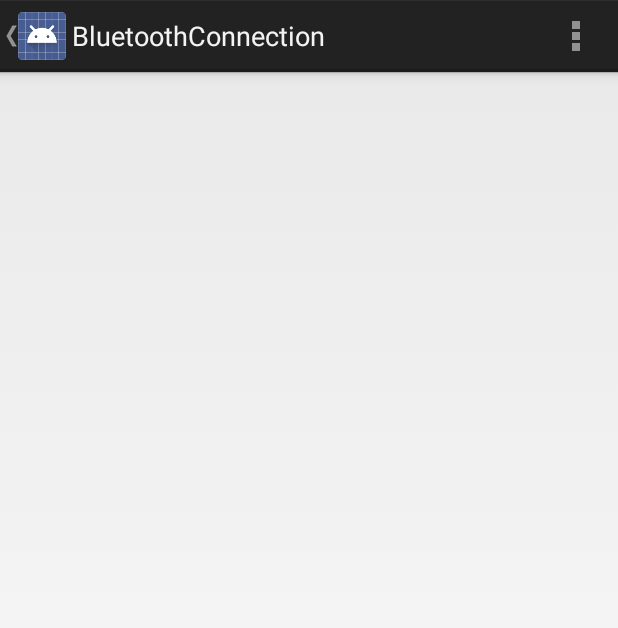
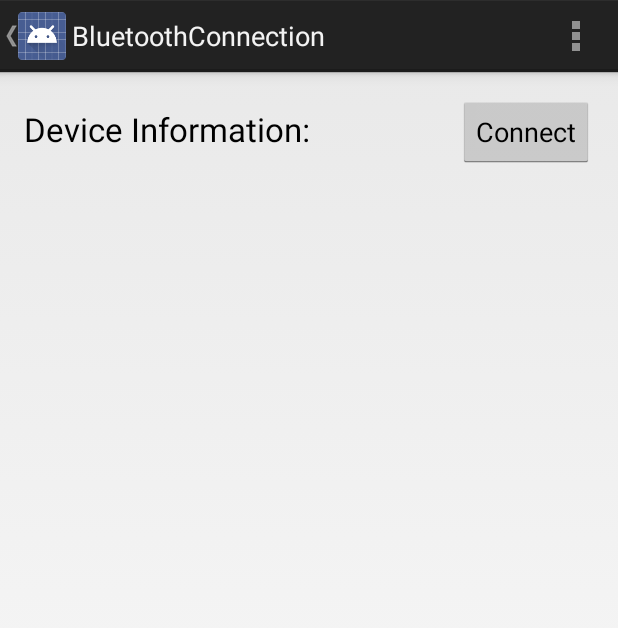
Before and after one commit to RayZhangUCLA/BluetoothSensorSimulator, an Android app: the BluetoothConnection screen opened directly, with no data from a screen before it, on a phone screen of 412 x 824 dp. Shown: the top 628 px of the screen. Run offline under Robolectric (Android 15) with nearby library versions, the phone set to English and light mode, and no system bars; 2 statements that could not run were skipped.

Commit message:
Connection establishment finihsed

```diff
--- a/src/main/java/com/example/ray/bluetoothsensorsimulator/MainActivity.java
+++ b/src/main/java/com/example/ray/bluetoothsensorsimulator/MainActivity.java
@@ -32,6 +32,7 @@ import java.util.Set;
 
     References: http://examples.javacodegeeks.com/android/core/bluetooth/bluetoothadapter/android-bluetooth-example/
                 http://developer.android.com/guide/topics/connectivity/bluetooth.html#SettingUp
+                https://github.com/hzjerry/BluetoothSppPro/tree/68d025eab4cedae05b969892427f6a46f4021b5a
  */
 
 public class MainActivity extends Activity {
--- a/src/main/res/layout/activity_bluetooth_connection.xml
+++ b/src/main/res/layout/activity_bluetooth_connection.xml
@@ -1,5 +1,6 @@
-<RelativeLayout xmlns:android="http://schemas.android.com/apk/res/android"
+<LinearLayout xmlns:android="http://schemas.android.com/apk/res/android"
     xmlns:tools="http://schemas.android.com/tools"
+    android:orientation="vertical"
     android:layout_width="match_parent"
     android:layout_height="match_parent"
     android:paddingLeft="@dimen/activity_horizontal_margin"
@@ -8,11 +9,32 @@
     android:paddingBottom="@dimen/activity_vertical_margin"
     tools:context="com.example.ray.bluetoothsensorsimulator.BluetoothConnection">
 
+    <LinearLayout
+        android:layout_width="fill_parent"
+        android:layout_height="wrap_content">
+
+        <TextView
+            android:id="@+id/DeviceInfo"
+            android:text="Device Information:"
+            android:layout_width="wrap_content"
+            android:layout_height="wrap_content"
+            android:textAppearance="?android:attr/textAppearanceLarge"
+            android:layout_weight="1"/>
+
+        <Button
+            android:layout_width="wrap_content"
+            android:layout_height="wrap_content"
+            android:text="Connect"
+            android:id="@+id/Connect_button"
+            android:layout_centerVertical="true"
+            android:layout_centerHorizontal="true" />
+
+    </LinearLayout>
     <TextView
         android:id="@+id/DeviceName"
         android:text="Device Not Available"
-        android:textAppearance="?android:attr/textAppearanceLarge"
         android:layout_width="wrap_content"
         android:layout_height="wrap_content" />
 
-</RelativeLayout>
+
+</LinearLayout>
```
Also changed, not shown: src/main/java/com/example/ray/bluetoothsensorsimulator/BluetoothConnection.java (+113 -1 lines), 21 other files.
